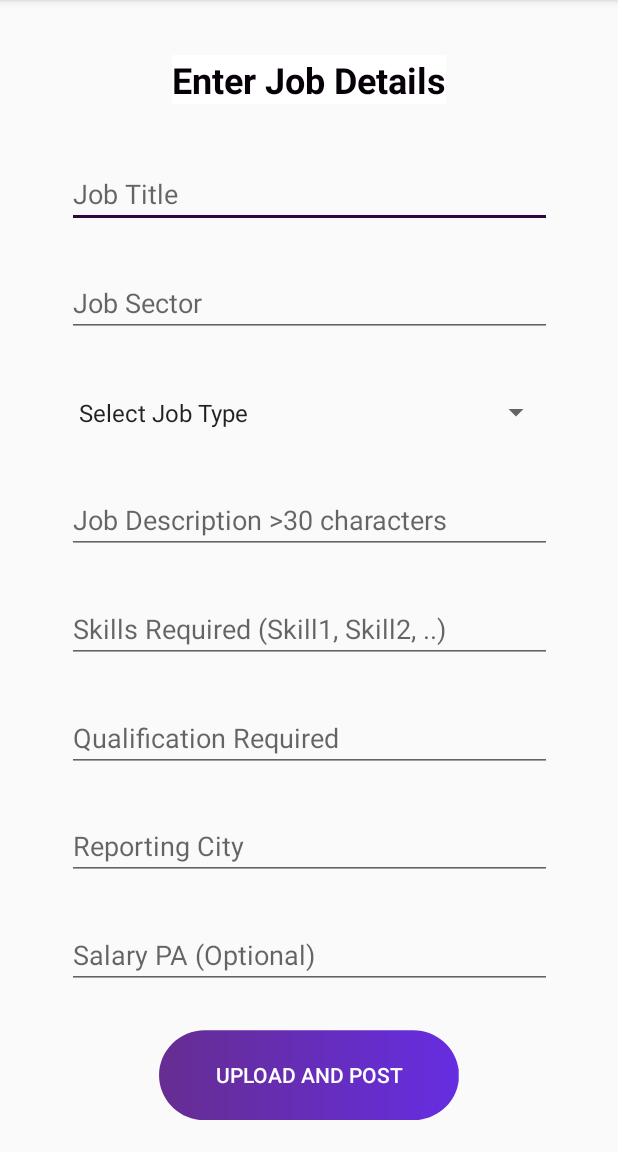
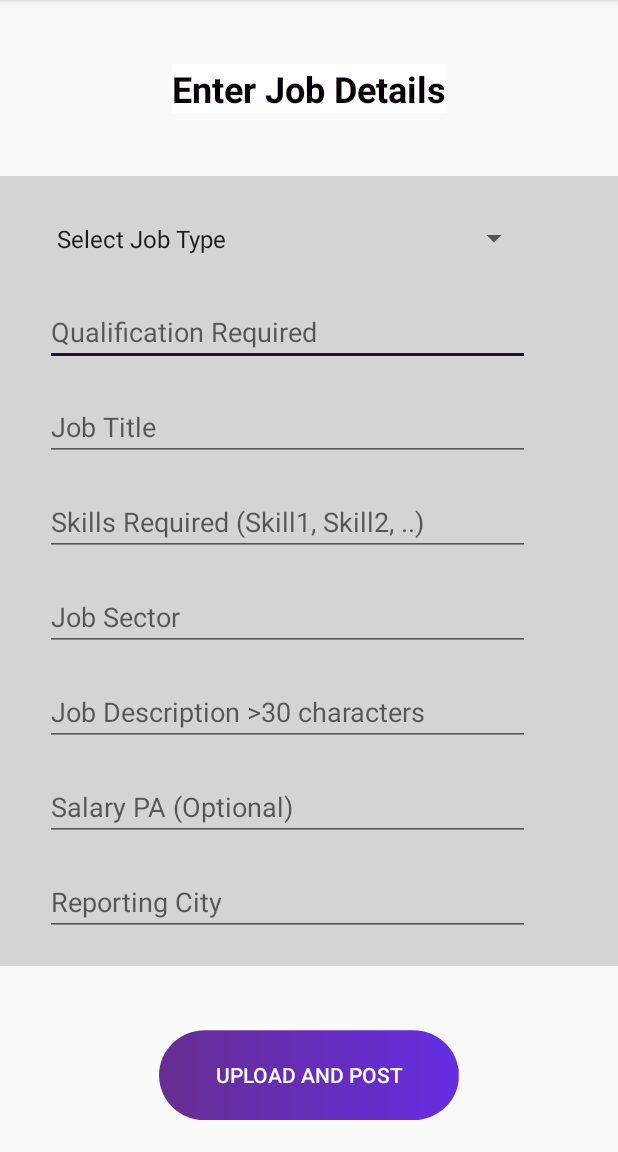
Before and after one commit to iSarcastic99/BC79_EDWATH_RKGIT, an Android app: the jobDetails screen opened directly, with no data from a screen before it, on a phone screen of 412 x 824 dp, the part 84-1236 px from its top. Run offline under Robolectric (Android 15) with nearby library versions, the phone set to English and light mode, and no system bars; our stand-ins replace Firebase (no records; nobody signed in at launch, a user with empty details on screens opened directly); 1 statement that could not run was skipped.

Commit message:
Designed job Activities

```diff
--- a/ROJGAR/app/src/main/res/layout/activity_job_details.xml
+++ b/ROJGAR/app/src/main/res/layout/activity_job_details.xml
@@ -15,115 +15,110 @@
         android:textColor="#080009"
         android:textSize="24sp"
         android:textStyle="bold"
-        app:layout_constraintVertical_bias="0.05"
-        app:layout_constraintBottom_toBottomOf="parent"
+        app:layout_constraintVertical_bias="0.07"
+        app:layout_constraintBottom_toTopOf="@id/scroll"
         app:layout_constraintEnd_toEndOf="parent"
         app:layout_constraintStart_toStartOf="parent"
         app:layout_constraintTop_toTopOf="parent" />
+
+    <ScrollView
+        android:id="@+id/scroll"
+        android:layout_width="match_parent"
+        android:layout_height="wrap_content"
+        android:background="@color/colorActive"
+        app:layout_constraintBottom_toTopOf="@id/button4"
+        app:layout_constraintEnd_toEndOf="parent"
+        app:layout_constraintStart_toStartOf="parent"
+        app:layout_constraintTop_toBottomOf="@id/textView1"
+        app:layout_constraintVertical_bias="0.7">
+
+        <LinearLayout
+            android:layout_width="match_parent"
+            android:layout_height="wrap_content"
+            android:orientation="vertical">
+
+            <Spinner
+                android:id="@+id/jobtype"
+                android:layout_width="323dp"
+                android:layout_height="43dp"
+                android:layout_marginStart="30dp"
+                android:layout_marginTop="20dp"
+                android:layout_marginBottom="20dp" />
+
+            <EditText
+                android:id="@+id/qualification"
+                android:layout_width="323dp"
+                android:layout_height="43dp"
+                android:layout_marginStart="30dp"
+                android:layout_marginBottom="20dp"
+                android:ems="10"
+                android:hint="Qualification Required"
+                android:inputType="textPersonName" />
 
             <EditText
                 android:id="@+id/title"
                 android:layout_width="323dp"
                 android:layout_height="43dp"
+                android:layout_marginStart="30dp"
+                android:layout_marginBottom="20dp"
                 android:ems="10"
                 android:hint="Job Title "
                 android:inputType="textPersonName"
-        android:shadowColor="#9C27B0"
-        app:layout_constraintVertical_bias="0.15"
-        app:layout_constraintBottom_toBottomOf="parent"
-        app:layout_constraintEnd_toEndOf="parent"
-        app:layout_constraintStart_toStartOf="parent"
-        app:layout_constraintTop_toTopOf="parent" />
+                android:shadowColor="#9C27B0" />
+
+            <EditText
+                android:id="@+id/skills"
+                android:layout_width="323dp"
+                android:layout_height="43dp"
+                android:layout_marginStart="30dp"
+                android:layout_marginBottom="20dp"
+                android:ems="10"
+                android:hint="Skills Required (Skill1, Skill2, ..)"
+                android:inputType="textPersonName" />
 
             <EditText
                 android:id="@+id/sector"
                 android:layout_width="323dp"
                 android:layout_height="43dp"
+                android:layout_marginStart="30dp"
+                android:layout_marginBottom="20dp"
                 android:ems="10"
                 android:hint="Job Sector"
                 android:inputType="textPersonName"
-        android:shadowColor="#9C27B0"
-        app:layout_constraintVertical_bias="0.25"
-        app:layout_constraintBottom_toBottomOf="parent"
-        app:layout_constraintEnd_toEndOf="parent"
-        app:layout_constraintStart_toStartOf="parent"
-        app:layout_constraintTop_toTopOf="parent" />
-
-    <Spinner
-        android:id="@+id/jobtype"
-        android:layout_width="323dp"
-        android:layout_height="43dp"
-        app:layout_constraintBottom_toBottomOf="parent"
-        app:layout_constraintEnd_toEndOf="parent"
-        app:layout_constraintStart_toStartOf="parent"
-        app:layout_constraintTop_toTopOf="parent"
-        app:layout_constraintVertical_bias="0.35"/>
+                android:shadowColor="#9C27B0" />
 
             <EditText
                 android:id="@+id/description"
                 android:layout_width="323dp"
                 android:layout_height="43dp"
+                android:layout_marginStart="30dp"
+                android:layout_marginBottom="20dp"
                 android:ems="10"
                 android:hint="Job Description >30 characters"
-        android:inputType="textPersonName"
-        app:layout_constraintVertical_bias="0.45"
-        app:layout_constraintEnd_toEndOf="parent"
-        app:layout_constraintStart_toStartOf="parent"
-        app:layout_constraintTop_toTopOf="parent"
-        app:layout_constraintBottom_toBottomOf="parent"/>
+                android:inputType="textPersonName" />
 
             <EditText
-        android:id="@+id/skills"
+                android:id="@+id/salary"
                 android:layout_width="323dp"
                 android:layout_height="43dp"
+                android:layout_marginStart="30dp"
+                android:layout_marginBottom="20dp"
                 android:ems="10"
-        android:hint="Skills Required (Skill1, Skill2, ..)"
-        app:layout_constraintVertical_bias="0.55"
+                android:hint="Salary PA (Optional)"
                 android:inputType="textPersonName"
-        app:layout_constraintEnd_toEndOf="parent"
-        app:layout_constraintStart_toStartOf="parent"
-        app:layout_constraintTop_toTopOf="parent"
-        app:layout_constraintBottom_toBottomOf="parent"/>
-
-    <EditText
-        android:id="@+id/qualification"
-        android:layout_width="323dp"
-        android:layout_height="43dp"
-        android:ems="10"
-        android:hint="Qualification Required"
-        android:inputType="textPersonName"
-        app:layout_constraintVertical_bias="0.65"
-        app:layout_constraintEnd_toEndOf="parent"
-        app:layout_constraintStart_toStartOf="parent"
-        app:layout_constraintTop_toTopOf="parent"
-        app:layout_constraintBottom_toBottomOf="parent"/>
+                android:shadowColor="#9C27B0" />
 
             <EditText
                 android:id="@+id/city"
                 android:layout_width="323dp"
                 android:layout_height="43dp"
+                android:layout_marginStart="30dp"
+                android:layout_marginBottom="20dp"
                 android:ems="10"
                 android:hint="Reporting City"
-        android:inputType="textPersonName"
-        app:layout_constraintVertical_bias="0.75"
-        app:layout_constraintEnd_toEndOf="parent"
-        app:layout_constraintStart_toStartOf="parent"
-        app:layout_constraintTop_toTopOf="parent"
-        app:layout_constraintBottom_toBottomOf="parent"/>
-
-    <EditText
-        android:id="@+id/salary"
-        android:layout_width="323dp"
-        android:layout_height="43dp"
-        android:ems="10"
-        android:hint="Salary PA (Optional)"
-        android:inputType="textPersonName"
-        android:shadowColor="#9C27B0"
-        app:layout_constraintVertical_bias="0.85"
-        app:layout_constraintBottom_toBottomOf="parent"
-        app:layout_constraintEnd_toEndOf="parent"
-        app:layout_constraintStart_toStartOf="parent"
-        app:layout_constraintTop_toTopOf="parent" />
+                android:inputType="textPersonName" />
+        </LinearLayout>
+    </ScrollView>
 
     <Button
         android:id="@+id/button4"
```
Also changed, not shown: ROJGAR/app/src/main/res/layout/activity_job__details.xml (+45 -55 lines). Lines whose indentation alone changed are shown as unchanged.
